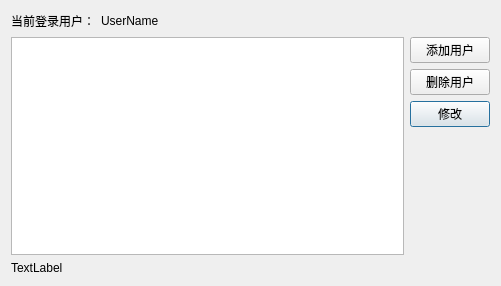
This is QCustomGUI/src/userCtrl/QUserManagerDlg.ui in ydpan/ydpanProject as Qt 5 draws it before an edit. The edited form follows.
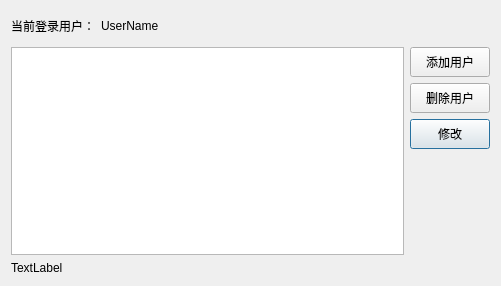
This is the edited form.

The edit to the form file:
```diff
--- a/QCustomGUI/src/userCtrl/QUserManagerDlg.ui
+++ b/QCustomGUI/src/userCtrl/QUserManagerDlg.ui
@@ -28,6 +28,12 @@
      </item>
      <item>
       <widget class="QLabel" name="label_UserName">
+       <property name="minimumSize">
+        <size>
+         <width>0</width>
+         <height>30</height>
+        </size>
+       </property>
        <property name="text">
         <string>UserName</string>
        </property>
@@ -63,6 +69,12 @@
    </item>
    <item row="3" column="1">
     <widget class="QPushButton" name="m_pbModifyUser">
+     <property name="minimumSize">
+      <size>
+       <width>0</width>
+       <height>30</height>
+      </size>
+     </property>
      <property name="text">
       <string>修改</string>
      </property>
@@ -70,6 +82,12 @@
    </item>
    <item row="2" column="1">
     <widget class="QPushButton" name="m_pbDelUser">
+     <property name="minimumSize">
+      <size>
+       <width>0</width>
+       <height>30</height>
+      </size>
+     </property>
      <property name="text">
       <string>删除用户</string>
      </property>
@@ -80,6 +98,12 @@
    </item>
    <item row="1" column="1">
     <widget class="QPushButton" name="m_pbAddUser">
+     <property name="minimumSize">
+      <size>
+       <width>0</width>
+       <height>30</height>
+      </size>
+     </property>
      <property name="text">
       <string>添加用户</string>
      </property>
```
Left out of the diff: 3 changed lines with no effect on the pictures.
